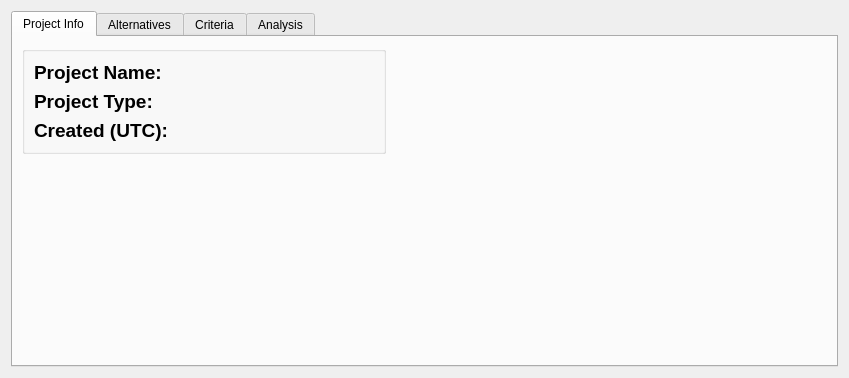
Ecotrust/delphos, file src/gui/project_view.ui: the form before one commit.
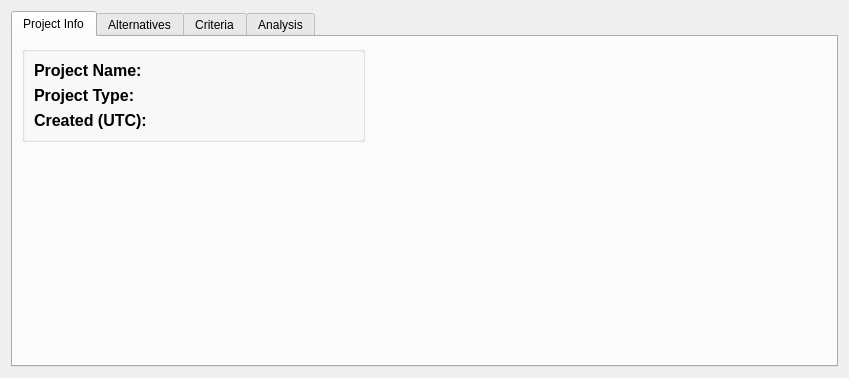
The form after the commit. Custom widgets are drawn as their Qt base class.

Diff of the .ui file:
```diff
--- a/src/gui/project_view.ui
+++ b/src/gui/project_view.ui
@@ -39,7 +39,8 @@
                  <widget class="QLabel" name="label" >
                   <property name="font" >
                    <font>
-                    <pointsize>14</pointsize>
+                    <family>Arial</family>
+                    <pointsize>12</pointsize>
                     <weight>75</weight>
                     <bold>true</bold>
                    </font>
@@ -53,7 +54,8 @@
                  <widget class="QLabel" name="label_2" >
                   <property name="font" >
                    <font>
-                    <pointsize>14</pointsize>
+                    <family>Arial</family>
+                    <pointsize>12</pointsize>
                     <weight>75</weight>
                     <bold>true</bold>
                    </font>
@@ -67,7 +69,8 @@
                  <widget class="QLabel" name="label_3" >
                   <property name="font" >
                    <font>
-                    <pointsize>14</pointsize>
+                    <family>Arial</family>
+                    <pointsize>12</pointsize>
                     <weight>75</weight>
                     <bold>true</bold>
                    </font>
@@ -91,7 +94,8 @@
                   </property>
                   <property name="font" >
                    <font>
-                    <pointsize>14</pointsize>
+                    <family>Arial</family>
+                    <pointsize>12</pointsize>
                    </font>
                   </property>
                   <property name="text" >
@@ -103,7 +107,8 @@
                  <widget class="QLabel" name="project_type" >
                   <property name="font" >
                    <font>
-                    <pointsize>14</pointsize>
+                    <family>Arial</family>
+                    <pointsize>12</pointsize>
                    </font>
                   </property>
                   <property name="text" >
@@ -115,7 +120,8 @@
                  <widget class="QLabel" name="project_created" >
                   <property name="font" >
                    <font>
-                    <pointsize>14</pointsize>
+                    <family>Arial</family>
+                    <pointsize>12</pointsize>
                    </font>
                   </property>
                   <property name="text" >
```
